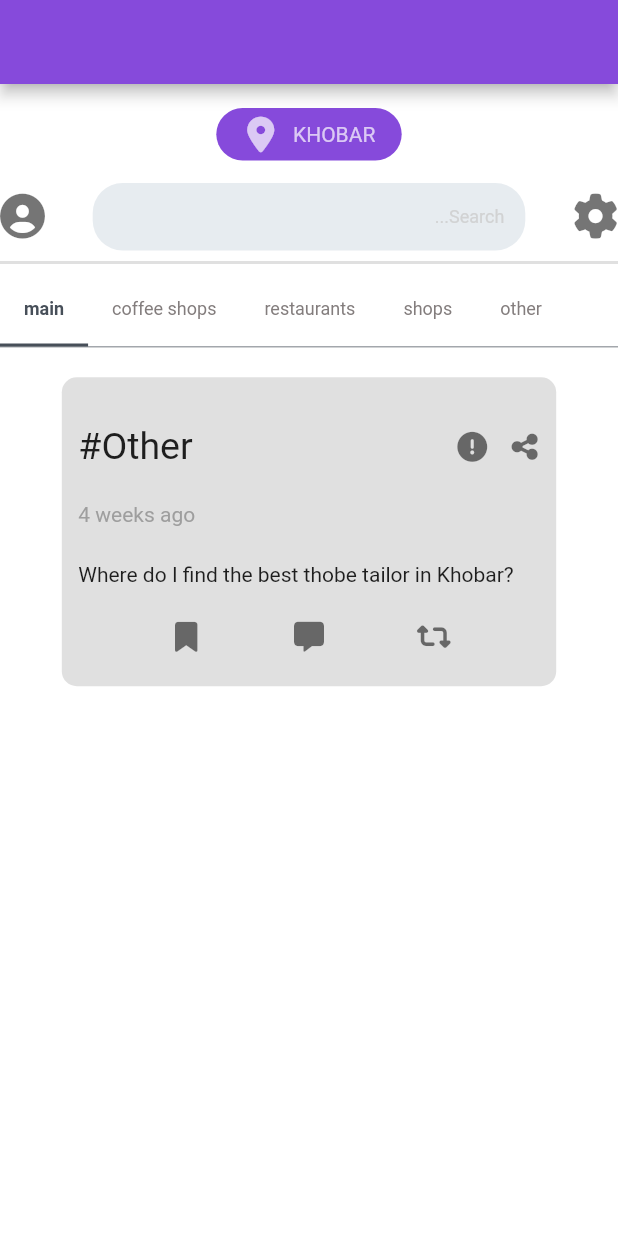
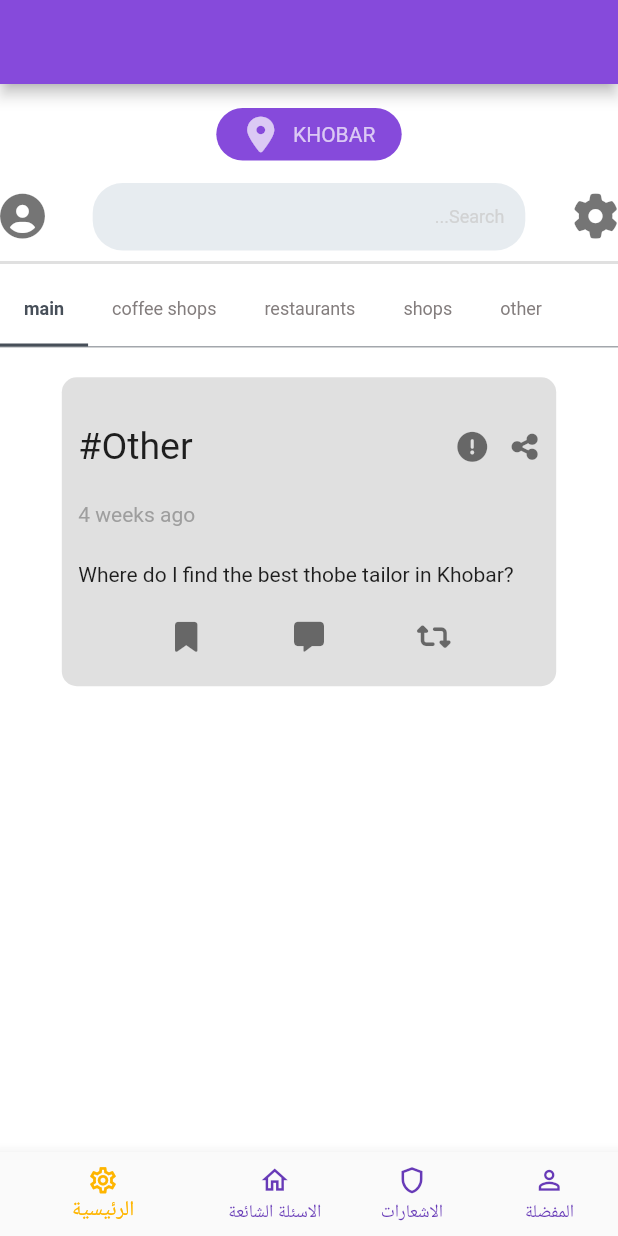
Before and after one commit to ngmnm/ask_city_app, a Flutter app: the screen it shows after launch, on a phone screen of 412 x 824 dp. Run offline on Flutter 3.47's test engine with Material 2 defaults, Android fonts, the phone set to English and light mode, and no system bars; our stand-ins replace font_awesome_flutter, get, material_design_icons_flutter.

Commit message:
add navbar

```diff
--- a/ask_city_app/analysis_options.yaml
+++ b/ask_city_app/analysis_options.yaml
@@ -10,6 +10,7 @@
 include: package:flutter_lints/flutter.yaml
 
 linter:
+
   # The lint rules applied to this project can be customized in the
   # section below to disable rules from the `package:flutter_lints/flutter.yaml`
   # included above or to enable additional rules. A list of all available lints
@@ -22,6 +23,8 @@ linter:
   # `// ignore_for_file: name_of_lint` syntax on the line or in the file
   # producing the lint.
   rules:
+    prefer_const_constructors: false
+
     # avoid_print: false  # Uncomment to disable the `avoid_print` rule
     # prefer_single_quotes: true  # Uncomment to enable the `prefer_single_quotes` rule
 
--- a/ask_city_app/lib/app/modules/auth/login/controllers/login_controller.dart
+++ b/ask_city_app/lib/app/modules/auth/login/controllers/login_controller.dart
@@ -25,6 +25,8 @@ class LoginController extends GetxController with StateMixin<dynamic> {
   void goToHomeScreen() {
     Get.offNamed(Routes.home);
   }
+
+
   //
   // void login(
   //     {required String email,
--- a/ask_city_app/lib/app/modules/auth/login/views/screens/login_screen.dart
+++ b/ask_city_app/lib/app/modules/auth/login/views/screens/login_screen.dart
@@ -48,7 +48,9 @@ class LoginScreen extends GetView<LoginController> {
                         _LoginButton(),
                         SizedBox(height: 33),
                         RaisedButton(
-                          onPressed: () {},
+                          onPressed: () {
+                            controller.goToRegistrationScreen();
+                          },
                           child: Text(
                             "الدخول كزائر",
                             style: TextStyle(
--- a/ask_city_app/lib/app/modules/home/controllers/home_controller.dart
+++ b/ask_city_app/lib/app/modules/home/controllers/home_controller.dart
@@ -7,6 +7,13 @@ import 'package:get/get_state_manager/src/simple/get_controllers.dart';
 import 'package:get/get.dart';
 
 class HomeController extends GetxController with StateMixin<List<dynamic>> {
+
+  var tabIndex = 0;
+
+  void onItemTapped(int index) {
+    tabIndex = index;
+    update();
+  }
   void goToLoginPage() {
     Get.offAllNamed(Routes.login);
   }
--- a/ask_city_app/lib/app/modules/home/views/screens/home_screen.dart
+++ b/ask_city_app/lib/app/modules/home/views/screens/home_screen.dart
@@ -6,6 +6,7 @@ import 'package:ask_city_app/app/modules/home/controllers/home_controller.dart';
 import 'package:flutter/material.dart';
 import 'package:font_awesome_flutter/font_awesome_flutter.dart';
 import 'package:get/get.dart';
+import 'package:material_design_icons_flutter/material_design_icons_flutter.dart';
 
 part '../components/search_bar.dart';
 
@@ -14,10 +15,38 @@ class HomeScreen extends GetView<HomeController> {
 
   @override
   Widget build(BuildContext context) {
+    return GetBuilder<HomeController>(builder: (controller) {
       return Scaffold(
           backgroundColor: Colors.white,
           appBar: AppBar(
             backgroundColor: Color(0xFF864ADB),
+          ),
+          bottomNavigationBar: BottomNavigationBar(
+            items: const <BottomNavigationBarItem>[
+              BottomNavigationBarItem(
+                icon: Icon(Icons.settings_outlined),
+                label: 'الرئيسية',
+              ),
+              BottomNavigationBarItem(
+                icon: Icon(Icons.home_outlined),
+                label: 'الاسئلة الشائعة',
+              ),
+              BottomNavigationBarItem(
+                icon: Icon(Icons.shield_outlined),
+                label: 'الاشعارات',
+              ),
+              BottomNavigationBarItem(
+                icon: Icon(Icons.person_outline),
+                label: 'المفضلة',
+              ),
+            ],
+            currentIndex: controller.tabIndex,
+            selectedItemColor: Color(0xFFFEB500),
+            unselectedItemColor: Colors.deepPurple,
+            showSelectedLabels: true,
+            showUnselectedLabels: true,
+            iconSize: 21,
+            onTap: controller.onItemTapped,
           ),
           body: SingleChildScrollView(
               child: Padding(
@@ -107,8 +136,8 @@ class HomeScreen extends GetView<HomeController> {
                           unselectedLabelStyle: TextStyle(
                               fontSize: 12, fontWeight: FontWeight.normal),
                           indicator: UnderlineTabIndicator(
-                              borderSide:
-                              BorderSide(width: 2.0, color: Color(0xFF474F59)),
+                            borderSide: BorderSide(
+                                width: 2.0, color: Color(0xFF474F59)),
                           ),
                           tabs: [
                             Tab(text: 'main'),
@@ -130,18 +159,20 @@ class HomeScreen extends GetView<HomeController> {
                             Container(
                               child: Container(
                                 height: 500,
-                                  padding: const EdgeInsets.fromLTRB(11, 20, 11, 0),
+                                padding:
+                                    const EdgeInsets.fromLTRB(11, 20, 11, 0),
                                 child: Column(
                                   mainAxisAlignment: MainAxisAlignment.start,
                                   children: [
                                     Container(
-                                        padding:
-                                        const EdgeInsets.fromLTRB(11, 8, 11, 0),
+                                      padding: const EdgeInsets.fromLTRB(
+                                          11, 8, 11, 0),
                                       width: Get.width * 0.8,
                                       // color: Colors.white,
                                       height: Get.height * 0.25,
                                       decoration: BoxDecoration(
-                                            borderRadius: BorderRadius.circular(10),
+                                          borderRadius:
+                                              BorderRadius.circular(10),
                                           color: Colors.black12),
                                       child: Column(
                                         mainAxisAlignment:
@@ -183,8 +214,8 @@ class HomeScreen extends GetView<HomeController> {
                                             children: [
                                               Text(
                                                 '4 weeks ago',
-                                                  style:
-                                                  TextStyle(color: Colors.grey),
+                                                style: TextStyle(
+                                                    color: Colors.grey),
                                               )
                                             ],
                                           ),
@@ -204,7 +235,8 @@ class HomeScreen extends GetView<HomeController> {
                                                 size: 20,
                                               ),
                                               Icon(
-                                                  FontAwesomeIcons.solidCommentAlt,
+                                                FontAwesomeIcons
+                                                    .solidCommentAlt,
                                                 color: Colors.black54,
                                                 size: 20,
                                               ),
@@ -243,5 +275,6 @@ class HomeScreen extends GetView<HomeController> {
               ],
             ),
           )));
+    });
   }
 }
--- a/ask_city_app/lib/app/routes/pages.dart
+++ b/ask_city_app/lib/app/routes/pages.dart
@@ -12,7 +12,7 @@ import 'package:get/get.dart';
 part 'routes.dart';
 
 abstract class AppPages {
-  static const initial = Routes.home;
+  static const initial = Routes.splash;
 
   static final routes = [
     GetPage(
--- a/ask_city_app/lib/main.dart
+++ b/ask_city_app/lib/main.dart
@@ -16,8 +16,9 @@ class MyApp extends StatelessWidget {
   Widget build(BuildContext context) {
     return GetMaterialApp(
       title: 'Ask Cit App',
-      home: HomeScreen(),
+      // home: HomeScreen(),
       getPages: AppPages.routes,
+      initialRoute: AppPages.initial,
     );
   }
 }
--- a/ask_city_app/pubspec.yaml
+++ b/ask_city_app/pubspec.yaml
@@ -39,6 +39,8 @@ dependencies:
 #  firebase_core: ^1.14.1
 
   font_awesome_flutter: ^10.1.0
+  material_design_icons_flutter: ^5.0.6595
+
 
 
 
```
Also changed, not shown: ask_city_app/lib/app/modules/splash/splash_screen.dart (+7 -12 lines), ask_city_app/pubspec.lock. Lines whose indentation alone changed are shown as unchanged.
